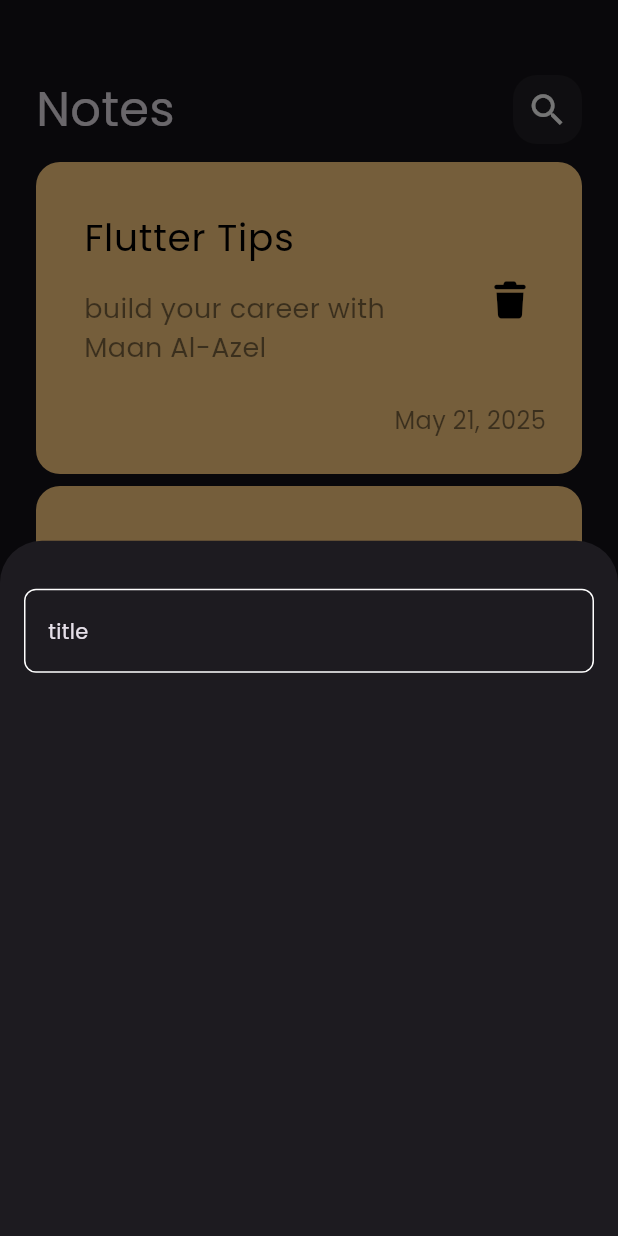
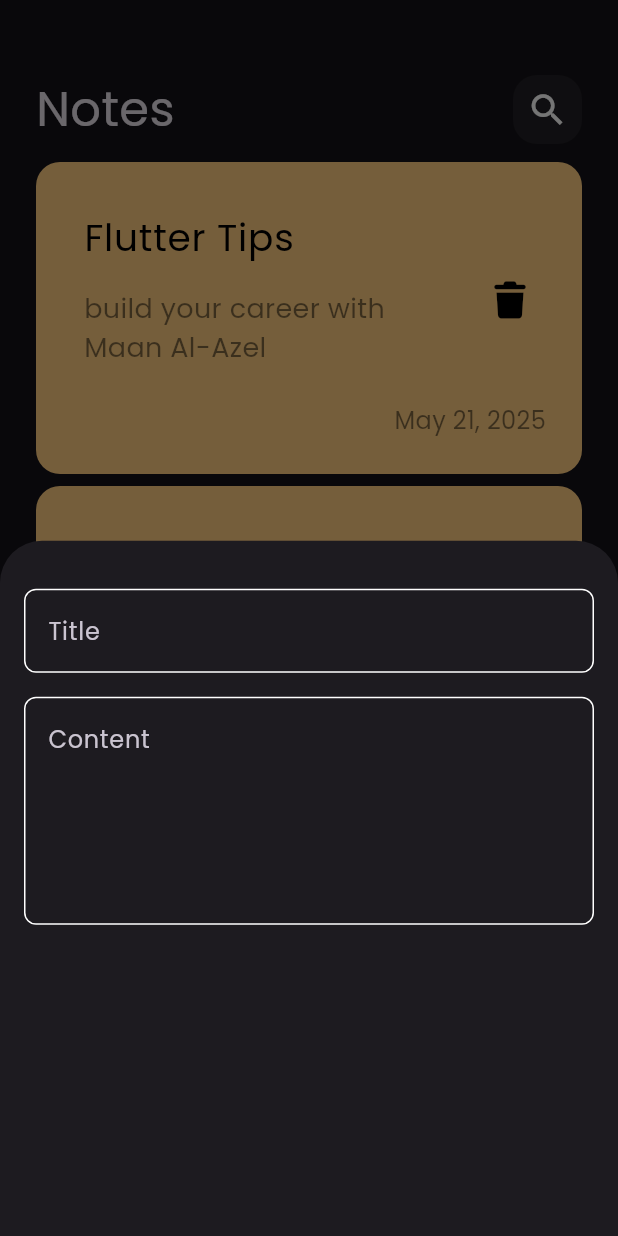
Before and after one commit to Maan-Al-Azel/Note_App, a Flutter app: the screen it shows after launch, after a tap on the "add" icon, on a phone screen of 412 x 824 dp. Run offline on Flutter 3.47's test engine with Material 3 defaults, Android fonts, the phone set to English and light mode, and no system bars; our stand-ins replace font_awesome_flutter.

Commit message:
add field to add bottom Note sheet

```diff
--- a/lib/widget/add_note_bottom_sheet.dart
+++ b/lib/widget/add_note_bottom_sheet.dart
@@ -8,7 +8,16 @@ class AddNoteBottomSheet extends StatelessWidget {
   Widget build(BuildContext context) {
     return Padding(
       padding: const EdgeInsets.symmetric(horizontal: 16),
-      child: Column(children: [SizedBox(height: 32), CustomTextField()]),
+      child: Column(
+        children: const [
+          SizedBox(height: 32),
+          CustomTextField(hint: 'Title'),
+          SizedBox(height: 16),
+
+          CustomTextField(hint: 'Content', maxLines: 5),
+
+        ],
+      ),
     );
   }
 }
--- a/lib/widget/custom_text_field.dart
+++ b/lib/widget/custom_text_field.dart
@@ -2,17 +2,19 @@ import 'package:flutter/material.dart';
 import 'package:note_app/constants.dart';
 
 class CustomTextField extends StatelessWidget {
-  const CustomTextField({super.key});
-
+  const CustomTextField({super.key, required this.hint,  this.maxLines = 1});
+  final String hint;
+  final int maxLines;
   @override
   Widget build(BuildContext context) {
     return TextField(
       cursorColor: kPrimaryColor,
+      maxLines: maxLines,
       decoration: InputDecoration(
-        hint: Text('title'),
+        hintText: hint,
         border: buildBorder(),
-        enabledBorder:buildBorder() ,
-        focusedBorder: buildBorder(kPrimaryColor)
+        enabledBorder: buildBorder(),
+        focusedBorder: buildBorder(kPrimaryColor),
       ),
     );
   }
```
